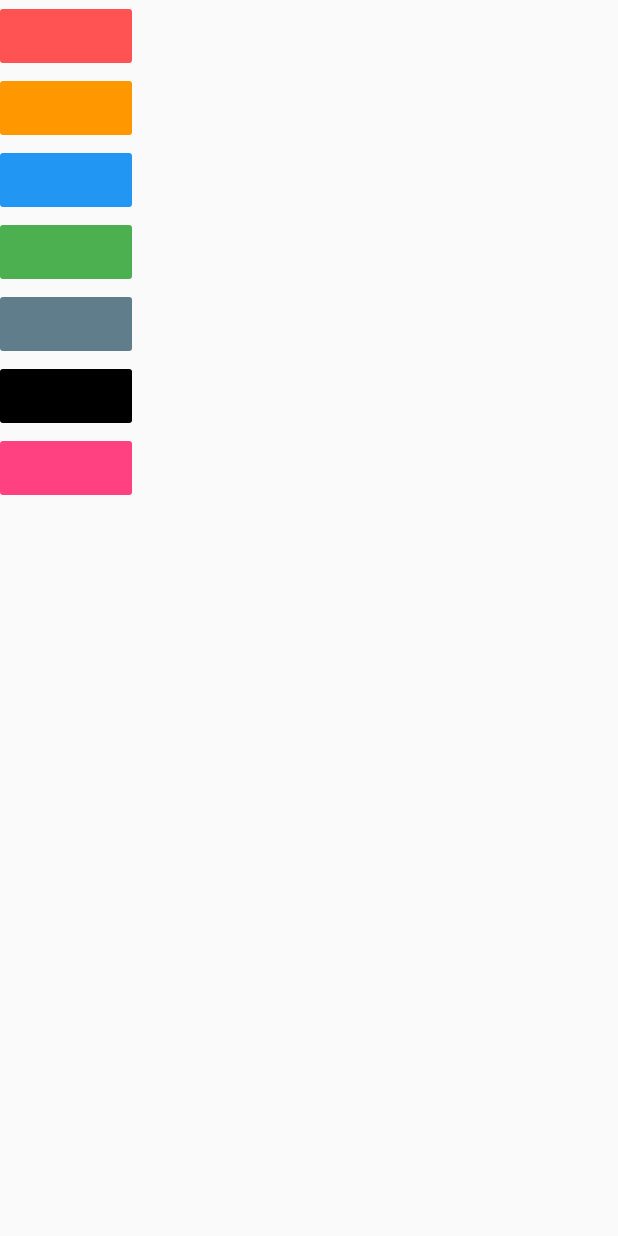
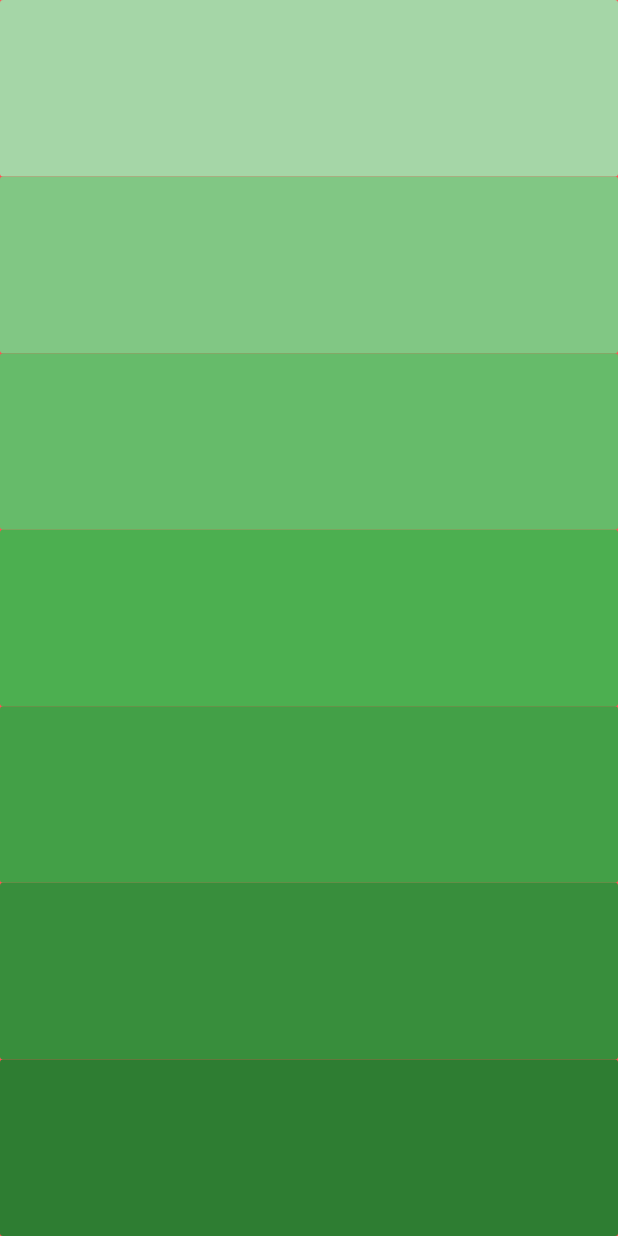
Before and after one commit to evgenyshenets91/flutter4, a Flutter app: the screen it shows after launch, on a phone screen of 412 x 824 dp. Run offline on Flutter 3.47's test engine with Material 2 defaults, Android fonts, the phone set to English and light mode, and no system bars; our stand-ins replace audioplayers.

Commit message:
add function that return expanded element

```diff
--- a/lib/main.dart
+++ b/lib/main.dart
@@ -12,57 +12,35 @@ class MyApp extends StatelessWidget {
     player.play('note$soundNumber.wav');
   }
 
+  Expanded buildKey({Color color, int soundNumber}) {
+    return Expanded(
+      child: FlatButton(
+        color: color,
+        onPressed: () {
+          playSound(soundNumber);
+        },
+      ),
+    );
+  }
+
   @override
   Widget build(BuildContext context) {
     return MaterialApp(
       debugShowCheckedModeBanner: false,
       home: Scaffold(
+        backgroundColor: Colors.redAccent[200],
         body: SafeArea(
           child: Container(
             child: Column(
+              crossAxisAlignment: CrossAxisAlignment.stretch,
               children: [
-                FlatButton(
-                  color: Colors.redAccent,
-                  onPressed: () {
-                    playSound(1);
-                  },
-                ),
-                FlatButton(
-                  color: Colors.orange,
-                  onPressed: () {
-                    playSound(2);
-                  },
-                ),
-                FlatButton(
-                  color: Colors.blue,
-                  onPressed: () {
-                    playSound(3);
-                  },
-                ),
-                FlatButton(
-                  color: Colors.green,
-                  onPressed: () {
-                    playSound(4);
-                  },
-                ),
-                FlatButton(
-                  color: Colors.blueGrey,
-                  onPressed: () {
-                    playSound(5);
-                  },
-                ),
-                FlatButton(
-                  color: Colors.black,
-                  onPressed: () {
-                    playSound(6);
-                  },
-                ),
-                FlatButton(
-                  color: Colors.pinkAccent,
-                  onPressed: () {
-                    playSound(7);
-                  },
-                ),
+                buildKey(color: Colors.green[200], soundNumber: 1),
+                buildKey(color: Colors.green[300], soundNumber: 2),
+                buildKey(color: Colors.green[400], soundNumber: 3),
+                buildKey(color: Colors.green[500], soundNumber: 4),
+                buildKey(color: Colors.green[600], soundNumber: 5),
+                buildKey(color: Colors.green[700], soundNumber: 6),
+                buildKey(color: Colors.green[800], soundNumber: 7),
               ],
             ),
           ),
```
Also changed, not shown: 1 other file.
